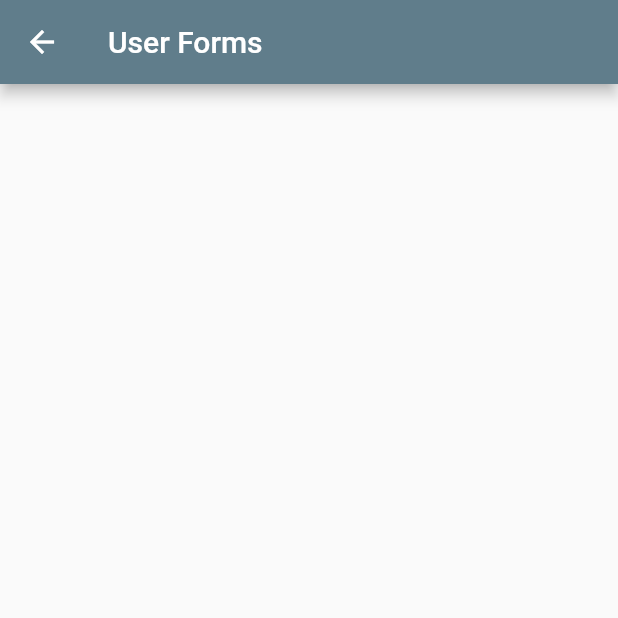
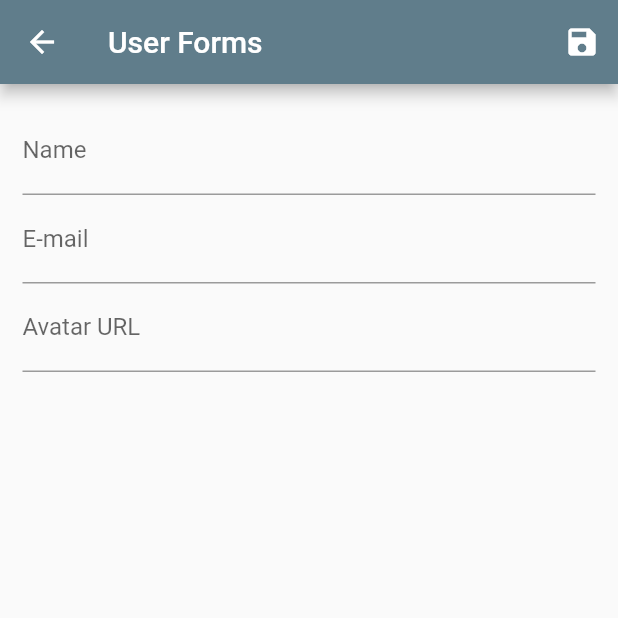
Before and after one commit to MFillipe/flutter-crud, a Flutter app: the UserFrom screen opened by its route, on a phone screen of 412 x 824 dp, the top half of it. Run offline on Flutter 3.47's test engine with Material 2 defaults, Android fonts, the phone set to English and light mode, and no system bars; network calls fail.

Commit message:
feat: add userForms and validator to create a new user

```diff
--- a/lib/views/user_form.dart
+++ b/lib/views/user_form.dart
@@ -1,12 +1,72 @@
 import 'package:flutter/material.dart';
+import 'package:flutter_crud/models/user.dart';
+import 'package:flutter_crud/provider/users.dart';
+import 'package:provider/provider.dart';
 
 class UserFrom extends StatelessWidget {
+  final _form = GlobalKey<FormState>();
+  final Map<String, String> _formData = {};
+
   @override
   Widget build(BuildContext context) {
     return Scaffold(
       appBar: AppBar(
         title: Text('User Forms'),
+        actions: <Widget>[
+          IconButton(
+              icon: Icon(Icons.save),
+              onPressed: () {
+                final isValid = _form.currentState.validate();
+
+                if (isValid) {
+                  _form.currentState.save();
+
+                  Provider.of<Users>(context, listen: false).put(
+                    User(
+                      id: _formData['id'],
+                      name: _formData['name'],
+                      email: _formData['email'],
+                      avatarUrl: _formData['avatarUrl'],
+                    ),
+                  );
+
+                  Navigator.of(context).pop();
+                }
+              })
+        ],
       ),
+      body: Padding(
+          padding: EdgeInsets.all(15),
+          child: Form(
+            key: _form,
+            child: Column(
+              children: <Widget>[
+                TextFormField(
+                  decoration: InputDecoration(labelText: 'Name'),
+                  validator: (value) {
+                    if (value == null || value.isEmpty) {
+                      return 'Name is empty';
+                    }
+
+                    if (value.trim().length < 3) {
+                      return 'Name too short. Must have more than 3.';
+                    }
+
+                    return null;
+                  },
+                  onSaved: (value) => _formData['name'] = value,
+                ),
+                TextFormField(
+                  decoration: InputDecoration(labelText: 'E-mail'),
+                  onSaved: (value) => _formData['email'] = value,
+                ),
+                TextFormField(
+                  decoration: InputDecoration(labelText: 'Avatar URL'),
+                  onSaved: (value) => _formData['avatarUrl'] = value,
+                )
+              ],
+            ),
+          )),
     );
   }
 }
--- a/lib/views/user_list.dart
+++ b/lib/views/user_list.dart
@@ -2,6 +2,7 @@ import 'package:flutter/material.dart';
 import 'package:flutter_crud/components/user_tile.dart';
 import 'package:flutter_crud/models/user.dart';
 import 'package:flutter_crud/provider/users.dart';
+import 'package:flutter_crud/routes/app_routes.dart';
 import 'package:provider/provider.dart';
 
 class UserList extends StatelessWidget {
@@ -15,7 +16,9 @@ class UserList extends StatelessWidget {
           actions: <Widget>[
             IconButton(
               icon: Icon(Icons.add),
-              onPressed: () {},
+              onPressed: () {
+                Navigator.of(context).pushNamed(AppRoutes.USER_FORM);
+              },
             )
           ],
         ),
```
Also changed, not shown: lib/components/user_tile.dart (+7 -1 lines).
